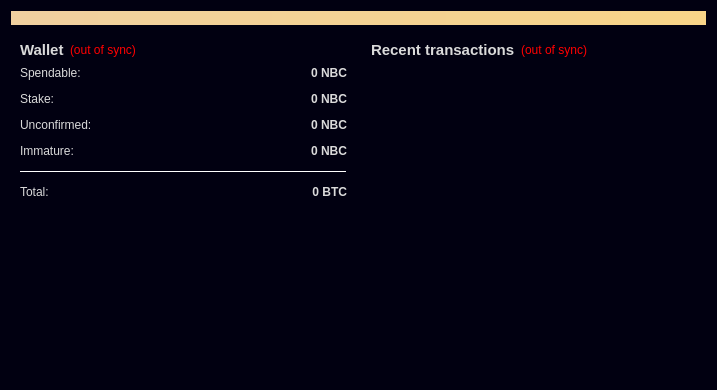
nexbitproject/nexbit, file src/qt/forms/overviewpage.ui: the form before one commit.
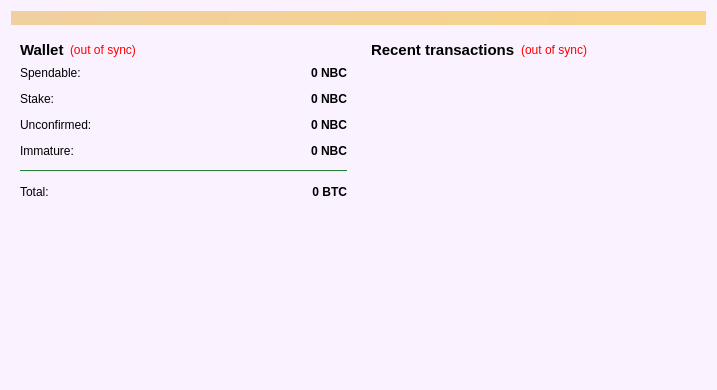
The form after the commit. Icons and pictures are not drawn.

What changed in the file:
```diff
--- a/src/qt/forms/overviewpage.ui
+++ b/src/qt/forms/overviewpage.ui
@@ -16,99 +16,144 @@
      <colorrole role="WindowText">
       <brush brushstyle="SolidPattern">
        <color alpha="255">
-        <red>218</red>
-        <green>218</green>
-        <blue>218</blue>
+        <red>0</red>
+        <green>0</green>
+        <blue>0</blue>
        </color>
       </brush>
      </colorrole>
      <colorrole role="Button">
       <brush brushstyle="SolidPattern">
        <color alpha="255">
-        <red>1</red>
-        <green>0</green>
-        <blue>17</blue>
+        <red>85</red>
+        <green>255</green>
+        <blue>119</blue>
+       </color>
+      </brush>
+     </colorrole>
+     <colorrole role="Light">
+      <brush brushstyle="SolidPattern">
+       <color alpha="255">
+        <red>213</red>
+        <green>255</green>
+        <blue>221</blue>
+       </color>
+      </brush>
+     </colorrole>
+     <colorrole role="Midlight">
+      <brush brushstyle="SolidPattern">
+       <color alpha="255">
+        <red>149</red>
+        <green>255</green>
+        <blue>170</blue>
        </color>
       </brush>
      </colorrole>
      <colorrole role="Dark">
       <brush brushstyle="SolidPattern">
        <color alpha="255">
-        <red>1</red>
-        <green>0</green>
-        <blue>17</blue>
+        <red>42</red>
+        <green>127</green>
+        <blue>59</blue>
+       </color>
+      </brush>
+     </colorrole>
+     <colorrole role="Mid">
+      <brush brushstyle="SolidPattern">
+       <color alpha="255">
+        <red>56</red>
+        <green>170</green>
+        <blue>79</blue>
        </color>
       </brush>
      </colorrole>
      <colorrole role="Text">
       <brush brushstyle="SolidPattern">
        <color alpha="255">
-        <red>218</red>
-        <green>218</green>
-        <blue>218</blue>
+        <red>0</red>
+        <green>0</green>
+        <blue>0</blue>
+       </color>
+      </brush>
+     </colorrole>
+     <colorrole role="BrightText">
+      <brush brushstyle="SolidPattern">
+       <color alpha="255">
+        <red>255</red>
+        <green>255</green>
+        <blue>255</blue>
        </color>
       </brush>
      </colorrole>
      <colorrole role="ButtonText">
       <brush brushstyle="SolidPattern">
        <color alpha="255">
-        <red>218</red>
-        <green>218</green>
-        <blue>218</blue>
+        <red>0</red>
+        <green>0</green>
+        <blue>0</blue>
        </color>
       </brush>
      </colorrole>
      <colorrole role="Base">
       <brush brushstyle="SolidPattern">
        <color alpha="255">
-        <red>1</red>
-        <green>0</green>
-        <blue>17</blue>
+        <red>255</red>
+        <green>255</green>
+        <blue>255</blue>
        </color>
       </brush>
      </colorrole>
      <colorrole role="Window">
       <brush brushstyle="SolidPattern">
        <color alpha="255">
-        <red>1</red>
+        <red>251</red>
+        <green>242</green>
+        <blue>255</blue>
+       </color>
+      </brush>
+     </colorrole>
+     <colorrole role="Shadow">
+      <brush brushstyle="SolidPattern">
+       <color alpha="255">
+        <red>0</red>
         <green>0</green>
-        <blue>17</blue>
+        <blue>0</blue>
        </color>
       </brush>
      </colorrole>
      <colorrole role="AlternateBase">
       <brush brushstyle="SolidPattern">
        <color alpha="255">
-        <red>1</red>
-        <green>0</green>
-        <blue>17</blue>
-       </color>
-      </brush>
-     </colorrole>
-     <colorrole role="NoRole">
-      <brush brushstyle="SolidPattern">
-       <color alpha="255">
-        <red>1</red>
-        <green>0</green>
-        <blue>17</blue>
+        <red>170</red>
+        <green>255</green>
+        <blue>187</blue>
        </color>
       </brush>
      </colorrole>
      <colorrole role="ToolTipBase">
       <brush brushstyle="SolidPattern">
        <color alpha="255">
-        <red>1</red>
+        <red>255</red>
+        <green>255</green>
+        <blue>220</blue>
+       </color>
+      </brush>
+     </colorrole>
+     <colorrole role="ToolTipText">
+      <brush brushstyle="SolidPattern">
+       <color alpha="255">
+        <red>0</red>
         <green>0</green>
-        <blue>17</blue>
+        <blue>0</blue>
        </color>
       </brush>
      </colorrole>
-     <colorrole role="Text">
+     <colorrole role="PlaceholderText">
       <brush brushstyle="SolidPattern">
        <color alpha="128">
-        <red>218</red>
-        <green>218</green>
-        <blue>218</blue>
+        <red>0</red>
+        <green>0</green>
+        <blue>0</blue>
        </color>
       </brush>
      </colorrole>
@@ -117,191 +162,290 @@
      <colorrole role="WindowText">
       <brush brushstyle="SolidPattern">
        <color alpha="255">
-        <red>218</red>
-        <green>218</green>
-        <blue>218</blue>
+        <red>0</red>
+        <green>0</green>
+        <blue>0</blue>
        </color>
       </brush>
      </colorrole>
      <colorrole role="Button">
       <brush brushstyle="SolidPattern">
        <color alpha="255">
-        <red>1</red>
-        <green>0</green>
-        <blue>17</blue>
+        <red>85</red>
+        <green>255</green>
+        <blue>119</blue>
+       </color>
+      </brush>
+     </colorrole>
+     <colorrole role="Light">
+      <brush brushstyle="SolidPattern">
+       <color alpha="255">
+        <red>213</red>
+        <green>255</green>
+        <blue>221</blue>
+       </color>
+      </brush>
+     </colorrole>
+     <colorrole role="Midlight">
+      <brush brushstyle="SolidPattern">
+       <color alpha="255">
+        <red>149</red>
+        <green>255</green>
+        <blue>170</blue>
        </color>
       </brush>
      </colorrole>
      <colorrole role="Dark">
       <brush brushstyle="SolidPattern">
        <color alpha="255">
-        <red>1</red>
-        <green>0</green>
-        <blue>17</blue>
+        <red>42</red>
+        <green>127</green>
+        <blue>59</blue>
+       </color>
+      </brush>
+     </colorrole>
+     <colorrole role="Mid">
+      <brush brushstyle="SolidPattern">
+       <color alpha="255">
+        <red>56</red>
+        <green>170</green>
+        <blue>79</blue>
        </color>
       </brush>
      </colorrole>
      <colorrole role="Text">
       <brush brushstyle="SolidPattern">
        <color alpha="255">
-        <red>218</red>
-        <green>218</green>
-        <blue>218</blue>
+        <red>0</red>
+        <green>0</green>
+        <blue>0</blue>
+       </color>
+      </brush>
+     </colorrole>
+     <colorrole role="BrightText">
+      <brush brushstyle="SolidPattern">
+       <color alpha="255">
+        <red>255</red>
+        <green>255</green>
+        <blue>255</blue>
        </color>
       </brush>
      </colorrole>
      <colorrole role="ButtonText">
       <brush brushstyle="SolidPattern">
        <color alpha="255">
-        <red>218</red>
-        <green>218</green>
-        <blue>218</blue>
+        <red>0</red>
+        <green>0</green>
+        <blue>0</blue>
        </color>
       </brush>
      </colorrole>
      <colorrole role="Base">
       <brush brushstyle="SolidPattern">
        <color alpha="255">
-        <red>1</red>
-        <green>0</green>
-        <blue>17</blue>
+        <red>255</red>
+        <green>255</green>
+        <blue>255</blue>
        </color>
       </brush>
      </colorrole>
      <colorrole role="Window">
       <brush brushstyle="SolidPattern">
        <color alpha="255">
-        <red>1</red>
+        <red>251</red>
+        <green>242</green>
+        <blue>255</blue>
+       </color>
+      </brush>
+     </colorrole>
+     <colorrole role="Shadow">
+      <brush brushstyle="SolidPattern">
+       <color alpha="255">
+        <red>0</red>
         <green>0</green>
-        <blue>17</blue>
+        <blue>0</blue>
        </color>
       </brush>
      </colorrole>
      <colorrole role="AlternateBase">
       <brush brushstyle="SolidPattern">
        <color alpha="255">
-        <red>1</red>
-        <green>0</green>
-        <blue>17</blue>
-       </color>
-      </brush>
-     </colorrole>
-     <colorrole role="NoRole">
-      <brush brushstyle="SolidPattern">
-       <color alpha="255">
-        <red>1</red>
-        <green>0</green>
-        <blue>17</blue>
+        <red>170</red>
+        <green>255</green>
+        <blue>187</blue>
        </color>
       </brush>
      </colorrole>
      <colorrole role="ToolTipBase">
       <brush brushstyle="SolidPattern">
        <color alpha="255">
-        <red>1</red>
+        <red>255</red>
+        <green>255</green>
+        <blue>220</blue>
+       </color>
+      </brush>
+     </colorrole>
+     <colorrole role="ToolTipText">
+      <brush brushstyle="SolidPattern">
+       <color alpha="255">
+        <red>0</red>
         <green>0</green>
-        <blue>17</blue>
+        <blue>0</blue>
        </color>
       </brush>
      </colorrole>
-     </inactive>
+     <colorrole role="PlaceholderText">
+      <brush brushstyle="SolidPattern">
+       <color alpha="128">
+        <red>0</red>
+        <green>0</green>
+        <blue>0</blue>
+       </color>
+      </brush>
+     </colorrole>
+    </inactive>
     <disabled>
      <colorrole role="WindowText">
       <brush brushstyle="SolidPattern">
        <color alpha="255">
-        <red>1</red>
-        <green>0</green>
-        <blue>17</blue>
+        <red>42</red>
+        <green>127</green>
+        <blue>59</blue>
        </color>
       </brush>
      </colorrole>
      <colorrole role="Button">
       <brush brushstyle="SolidPattern">
        <color alpha="255">
-        <red>1</red>
-        <green>0</green>
-        <blue>17</blue>
+        <red>85</red>
+        <green>255</green>
+        <blue>119</blue>
+       </color>
+      </brush>
+     </colorrole>
+     <colorrole role="Light">
+      <brush brushstyle="SolidPattern">
+       <color alpha="255">
+        <red>213</red>
+        <green>255</green>
+        <blue>221</blue>
+       </color>
+      </brush>
+     </colorrole>
+     <colorrole role="Midlight">
+      <brush brushstyle="SolidPattern">
+       <color alpha="255">
+        <red>149</red>
+        <green>255</green>
+        <blue>170</blue>
        </color>
       </brush>
      </colorrole>
      <colorrole role="Dark">
       <brush brushstyle="SolidPattern">
        <color alpha="255">
-        <red>1</red>
-        <green>0</green>
-        <blue>17</blue>
+        <red>42</red>
+        <green>127</green>
+        <blue>59</blue>
+       </color>
+      </brush>
+     </colorrole>
+     <colorrole role="Mid">
+      <brush brushstyle="SolidPattern">
+       <color alpha="255">
+        <red>56</red>
+        <green>170</green>
+        <blue>79</blue>
        </color>
       </brush>
      </colorrole>
      <colorrole role="Text">
       <brush brushstyle="SolidPattern">
        <color alpha="255">
-        <red>1</red>
-        <green>0</green>
-        <blue>17</blue>
+        <red>42</red>
+        <green>127</green>
+        <blue>59</blue>
+       </color>
+      </brush>
+     </colorrole>
+     <colorrole role="BrightText">
+      <brush brushstyle="SolidPattern">
+       <color alpha="255">
+        <red>255</red>
+        <green>255</green>
+        <blue>255</blue>
        </color>
       </brush>
      </colorrole>
      <colorrole role="ButtonText">
       <brush brushstyle="SolidPattern">
        <color alpha="255">
-        <red>1</red>
-        <green>0</green>
-        <blue>17</blue>
+        <red>42</red>
+        <green>127</green>
+        <blue>59</blue>
        </color>
       </brush>
      </colorrole>
      <colorrole role="Base">
       <brush brushstyle="SolidPattern">
        <color alpha="255">
-        <red>1</red>
-        <green>0</green>
-        <blue>17</blue>
+        <red>251</red>
+        <green>242</green>
+        <blue>255</blue>
        </color>
       </brush>
      </colorrole>
      <colorrole role="Window">
       <brush brushstyle="SolidPattern">
        <color alpha="255">
-        <red>1</red>
+        <red>251</red>
+        <green>242</green>
+        <blue>255</blue>
+       </color>
+      </brush>
+     </colorrole>
+     <colorrole role="Shadow">
+      <brush brushstyle="SolidPattern">
+       <color alpha="255">
+        <red>0</red>
         <green>0</green>
-        <blue>17</blue>
+        <blue>0</blue>
        </color>
       </brush>
      </colorrole>
      <colorrole role="AlternateBase">
       <brush brushstyle="SolidPattern">
        <color alpha="255">
-        <red>1</red>
-        <green>0</green>
-        <blue>17</blue>
-       </color>
-      </brush>
-     </colorrole>
-     <colorrole role="NoRole">
-      <brush brushstyle="SolidPattern">
-       <color alpha="255">
-        <red>1</red>
-        <green>0</green>
-        <blue>17</blue>
+        <red>85</red>
+        <green>255</green>
+        <blue>119</blue>
        </color>
       </brush>
      </colorrole>
      <colorrole role="ToolTipBase">
       <brush brushstyle="SolidPattern">
        <color alpha="255">
-        <red>1</red>
+        <red>255</red>
+        <green>255</green>
+        <blue>220</blue>
+       </color>
+      </brush>
+     </colorrole>
+     <colorrole role="ToolTipText">
+      <brush brushstyle="SolidPattern">
+       <color alpha="255">
+        <red>0</red>
         <green>0</green>
-        <blue>17</blue>
+        <blue>0</blue>
        </color>
       </brush>
      </colorrole>
-     <colorrole role="Text">
+     <colorrole role="PlaceholderText">
       <brush brushstyle="SolidPattern">
        <color alpha="128">
-        <red>218</red>
-        <green>218</green>
-        <blue>218</blue>
+        <red>0</red>
+        <green>0</green>
+        <blue>0</blue>
        </color>
       </brush>
      </colorrole>
@@ -311,6 +455,13 @@
   <property name="windowTitle">
    <string>Form</string>
   </property>
+  <property name="windowIcon">
+   <iconset>
+    <normaloff>../../../../../@media/favicon.ico</normaloff>../../../../../@media/favicon.ico</iconset>
+  </property>
+  <property name="autoFillBackground">
+   <bool>true</bool>
+  </property>
   <property name="styleSheet">
    <string notr="true">background-image: url(:/bg/res/icons/bg-welcome.png);</string>
   </property>
```
Left out of the diff: 5 changed lines with no effect on the pictures.
